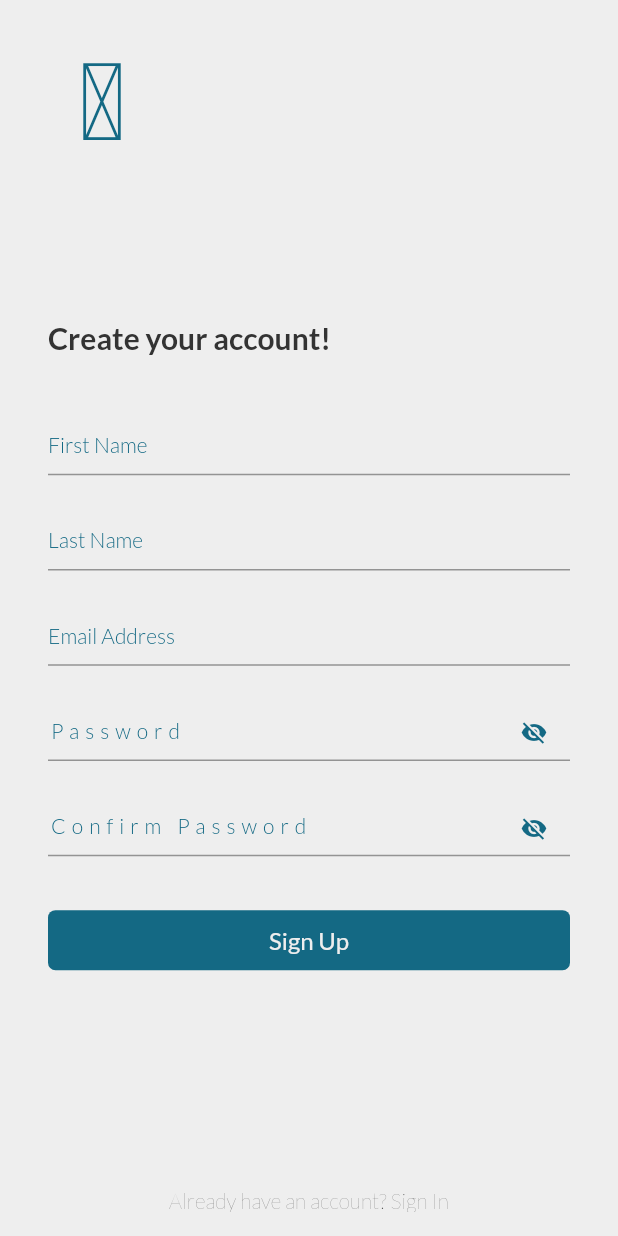
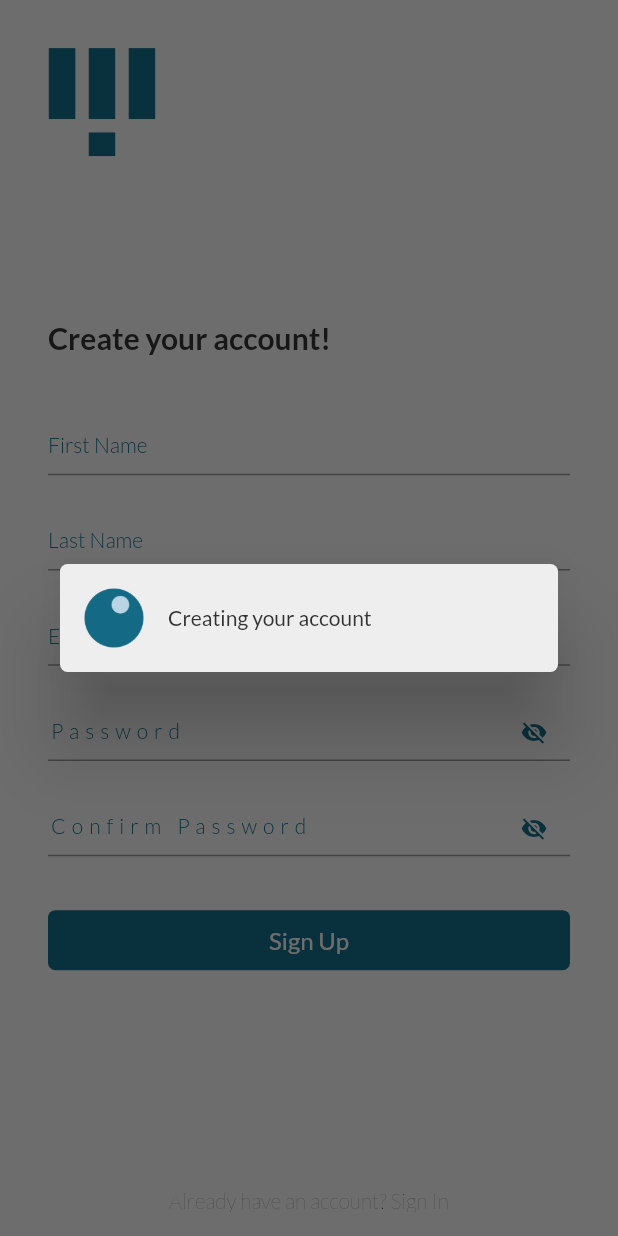
Before and after one commit to DSC-Unilag/ohw-2020-15, a Flutter app: the SignUpScreen screen opened directly, after a tap on "Sign Up", on a phone screen of 412 x 824 dp. Run offline on Flutter 3.47's test engine with Material 2 defaults, Android fonts, the phone set to English and light mode, and no system bars; our stand-ins replace fluttertoast, google_fonts, shared_preferences; accounts and stored records are empty.

```diff
--- a/lib/controllers/authentication_controller.dart
+++ b/lib/controllers/authentication_controller.dart
@@ -6,9 +6,14 @@ export '../models/user.dart';
 
 class AuthController extends ChangeNotifier {
   User currentUser;
-  createNewAccount(User user) async {
-    ApiHandler apiHandler = ApiHandler();
-    var response = await apiHandler.registerUser(user);
+  createNewAccount(BuildContext context, User user) async {
+    // ApiHandler apiHandler = ApiHandler();
+    // var response = await apiHandler.registerUser(user);
+    Indicator.showLoading(context, 'Creating your account');
+    await Future.delayed(Duration(seconds: 5));
+    Indicator.closeLoading(context);
+    //  Indicator.showToast(context, 'Invalid username or password');
+    return OperationStatus.success;
   }
 
   loginUser(BuildContext context, String email, String password) async {
--- a/lib/models/user.dart
+++ b/lib/models/user.dart
@@ -1,3 +1,5 @@
 class User {
-  Map<String, dynamic> toJson() {}
+  Map<String, dynamic> toJson() {
+    return {};
+  }
 }
--- a/lib/views/authentication/sign_up.dart
+++ b/lib/views/authentication/sign_up.dart
@@ -98,9 +98,8 @@ class SignUpScreen extends StatelessWidget {
                         //TODO: create with input data
                         User newAccount = User();
                         AuthController _authController = AuthController();
-                        OperationStatus status =
-                            await _authController.createNewAccount(newAccount);
-
+                        OperationStatus status = await _authController
+                            .createNewAccount(context, newAccount);
                         if (status == OperationStatus.success)
                           _gotoSuccesfulSignUpScreen(context);
                       }
--- a/lib/views/dashboard/page_profile.dart
+++ b/lib/views/dashboard/page_profile.dart
@@ -14,7 +14,6 @@ class ProfilePage extends StatelessWidget {
         SizedBox(height: 24),
         Expanded(
           child: Container(
-            color: Colors.cyan,
             padding: const EdgeInsets.symmetric(horizontal: 32),
             child: Center(
               child: FlatButton(
@@ -26,7 +25,8 @@ class ProfilePage extends StatelessWidget {
                   );
                 },
                 child: Text(
-                  'Create Exam.',
+                  'Create an Exam.',
+                  style: Style.heading1,
                 ),
               ),
             ),
--- a/lib/views/welcome_screens/onboarding.dart
+++ b/lib/views/welcome_screens/onboarding.dart
@@ -131,7 +131,7 @@ class _OnboardingScreenState extends State<OnboardingScreen> {
                         right: 120 + (i * 26).toDouble(),
                         child: Container(
                           width: 10,
-                          height: 10,
+                          height: 9,
                           color: Style.themeGrey,
                         ),
                       ),
--- a/lib/views/welcome_screens/splash_screen.dart
+++ b/lib/views/welcome_screens/splash_screen.dart
@@ -10,7 +10,8 @@ import '../../utilities/style.dart' as Style;
 class SplashScreen extends StatelessWidget {
   onAppStart(BuildContext context) async {
     final auth = Provider.of<AuthController>(context);
-    await auth.saveUserEmailOnDevice();
+    //await auth.saveUserEmailOnDevice();
+    await auth.logoutFromDevice();
     final userEmail = await auth.checkDeviceForUser();
     Widget route;
     if (userEmail == false)
```
Also changed, not shown: lib/views/examination/exam_page.dart (+6 -3 lines), assets/OhwExamAppIcons.ttf (renamed from OhwExamAppIcons.ttf), assets/loader.gif (added).
